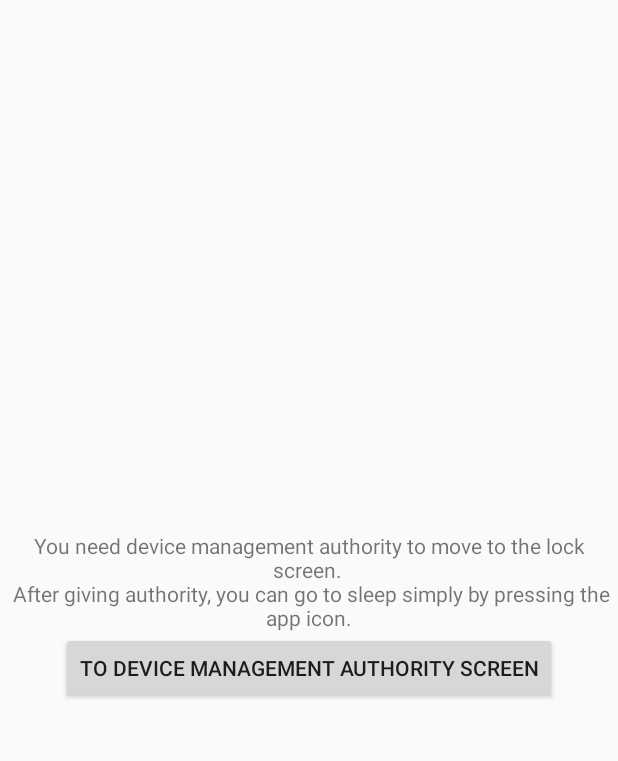
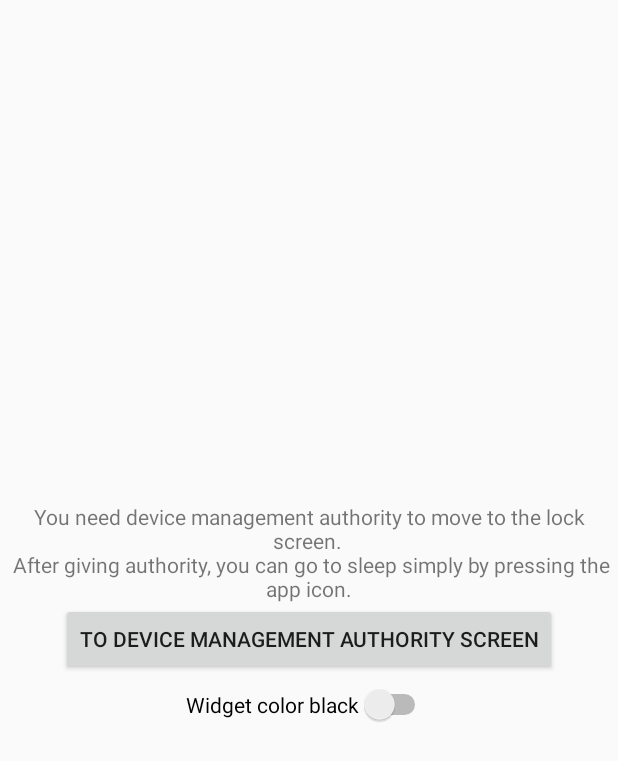
Before and after one commit to takusan23/OneLock, an Android app: the layout activity_main.xml on its own in the app's theme, with its tools: preview values and no code run, on a phone screen of 412 x 824 dp. Shown: the top 761 px of the screen. Run offline under Robolectric (Android 15) with nearby library versions, the phone set to English and light mode, and no system bars.

Commit message:
色変更機能

```diff
--- a/app/build.gradle
+++ b/app/build.gradle
@@ -23,6 +23,9 @@ android {
 }
 
 dependencies {
+    // Java language implementation
+    implementation "androidx.preference:preference-ktx:1.1.1"
+
     implementation fileTree(dir: 'libs', include: ['*.jar'])
     implementation"org.jetbrains.kotlin:kotlin-stdlib-jdk7:$kotlin_version"
     implementation 'androidx.appcompat:appcompat:1.0.2'
--- a/app/src/main/res/layout/activity_main.xml
+++ b/app/src/main/res/layout/activity_main.xml
@@ -1,22 +1,30 @@
 <?xml version="1.0" encoding="utf-8"?>
-<LinearLayout
-        xmlns:android="http://schemas.android.com/apk/res/android"
+<LinearLayout xmlns:android="http://schemas.android.com/apk/res/android"
+        xmlns:app="http://schemas.android.com/apk/res-auto"
         xmlns:tools="http://schemas.android.com/tools"
-        xmlns:app="http://schemas.android.com/apk/res-auto"
         android:layout_width="match_parent"
         android:layout_height="match_parent"
         android:gravity="center"
-        tools:context=".MainActivity" android:orientation="vertical">
+        android:orientation="vertical"
+        tools:context=".MainActivity">
 
     <TextView
             android:layout_width="wrap_content"
             android:layout_height="wrap_content"
             android:gravity="center"
-            android:text="@string/app_description"
-    />
+            android:text="@string/app_description" />
+
     <Button
-            android:text="@string/permission_screen"
+            android:id="@+id/permission_button"
             android:layout_width="wrap_content"
-            android:layout_height="wrap_content" android:id="@+id/permission_button"/>
+            android:layout_height="wrap_content"
+            android:text="@string/permission_screen" />
+
+    <Switch
+            android:id="@+id/activity_main_widget_color"
+            android:layout_width="wrap_content"
+            android:layout_height="wrap_content"
+            android:padding="10dp"
+            android:text="@string/widget_color_black" />
 
 </LinearLayout>
--- a/app/src/main/res/layout/sleep_button_widget.xml
+++ b/app/src/main/res/layout/sleep_button_widget.xml
@@ -7,6 +7,9 @@
         android:padding="@dimen/widget_margin">
 
     <ImageView
+            android:clickable="true"
+            android:focusable="true"
+            android:foreground="?android:attr/selectableItemBackground"
             android:id="@+id/sleep_imageview"
             android:layout_width="match_parent"
             android:layout_height="match_parent"
--- a/app/src/main/res/values/strings.xml
+++ b/app/src/main/res/values/strings.xml
@@ -10,4 +10,5 @@
     <string name="permission_description">Used to shift the terminal to the lock screen.</string>
     <string name="appwidget_text">EXAMPLE</string>
     <string name="add_widget">Add widget</string>
+    <string name="widget_color_black">Widget color black</string>
 </resources>
```
Also changed, not shown: app/src/main/java/io/github/takusan23/onelock/MainActivity.kt (+17 -6 lines), app/src/main/java/io/github/takusan23/onelock/SleepButtonWidget.kt (+27 -5 lines).
